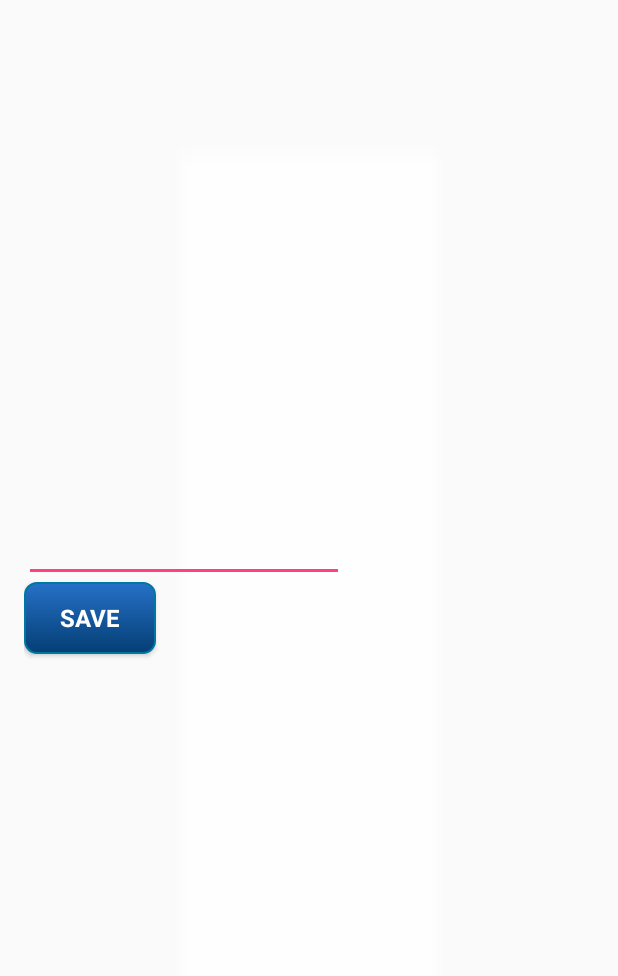
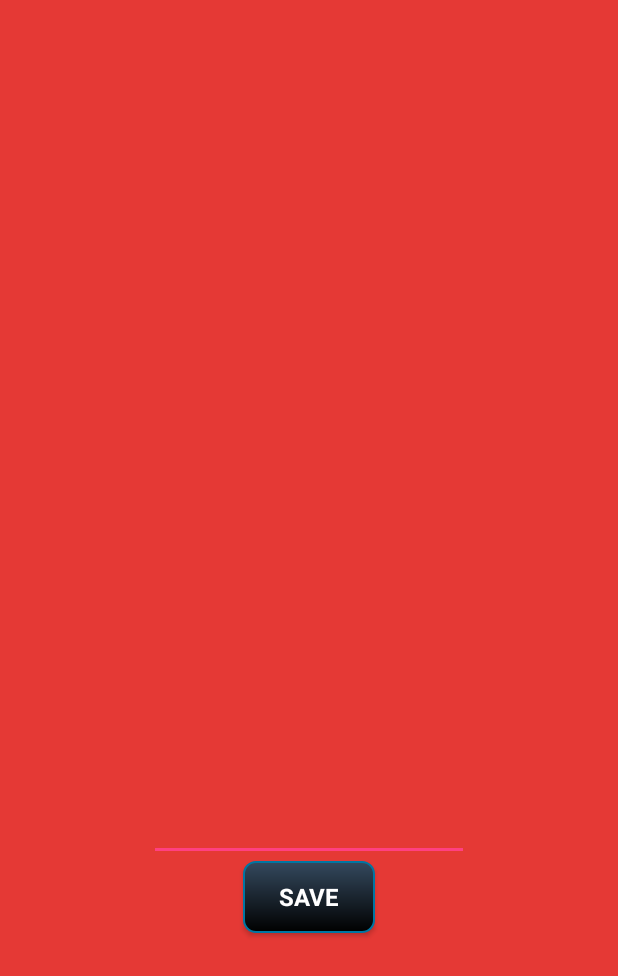
Before and after one commit to SpoorthyB/Alisto, an Android app: the screen it shows after launch (EditItemActivity), after a tap on an icon or button, on a phone screen of 412 x 824 dp. Shown: the top 976 px of the screen. Run offline under Robolectric (Android 15) with nearby library versions, the phone set to English and light mode, and no system bars; libraries missing offline, so code that uses them is left out: com.activeandroid, com.activeandroid.annotation, com.activeandroid.query; 2 statements that could not run were skipped; 1 other tap on this screen came first.

Commit message:
writing to SQLite

```diff
--- a/app/build.gradle
+++ b/app/build.gradle
@@ -18,6 +18,11 @@ android {
         }
     }
 }
+repositories {
+    jcenter()
+    maven { url "https://oss.sonatype.org/content/repositories/snapshots/" }
+}
+
 
 dependencies {
     compile fileTree(dir: 'libs', include: ['*.jar'])
@@ -25,4 +30,5 @@ dependencies {
     compile 'com.android.support:appcompat-v7:24.0.0'
     compile 'com.android.support:design:24.0.0'
     compile 'commons-io:commons-io:2.4'
+    compile 'com.michaelpardo:activeandroid:3.1.0-SNAPSHOT'
 }
--- a/app/src/main/AndroidManifest.xml
+++ b/app/src/main/AndroidManifest.xml
@@ -3,11 +3,14 @@
     package="com.alisto.app.alisto">
 
     <application
+        android:name="com.activeandroid.app.Application"
         android:allowBackup="true"
         android:icon="@mipmap/ic_launcher"
         android:label="@string/app_name"
         android:supportsRtl="true"
         android:theme="@style/AppTheme">
+        <meta-data android:name="AA_DB_NAME" android:value="Todos.db" />
+        <meta-data android:name="AA_DB_VERSION" android:value="1" />
         <activity
             android:name=".MainActivity"
             android:label="@string/app_name"
--- a/app/src/main/java/com/alisto/app/alisto/EditItemActivity.java
+++ b/app/src/main/java/com/alisto/app/alisto/EditItemActivity.java
@@ -12,6 +12,7 @@ import android.widget.EditText;
 public class EditItemActivity extends AppCompatActivity {
 
     EditText etEditTodo;
+    String prevValue;
     @Override
     protected void onCreate(Bundle savedInstanceState) {
         super.onCreate(savedInstanceState);
@@ -19,8 +20,8 @@ public class EditItemActivity extends AppCompatActivity {
         Toolbar toolbar = (Toolbar) findViewById(R.id.toolbar);
         setSupportActionBar(toolbar);
         etEditTodo = (EditText)findViewById(R.id.etEditTodo);
-        String username = getIntent().getStringExtra("text");
-        etEditTodo.setText(username);
+        prevValue = getIntent().getStringExtra("text");
+        etEditTodo.setText(prevValue);
         etEditTodo.setSelection(etEditTodo.getText().length());
         Button btnEdit = (Button)findViewById(R.id.btnEdit);
         btnEdit.setOnClickListener(new OnClickListener() {
@@ -35,6 +36,7 @@ public class EditItemActivity extends AppCompatActivity {
         // Prepare data intent
         Intent data = new Intent();
         // Pass relevant data back as a result
+        data.putExtra("prevValue",prevValue);
         data.putExtra("editValue", etEditTodo.getText().toString());
         data.putExtra("code", 200); // ints work too
         data.putExtra("pos",getIntent().getIntExtra("position",-1));
--- a/app/src/main/java/com/alisto/app/alisto/MainActivity.java
+++ b/app/src/main/java/com/alisto/app/alisto/MainActivity.java
@@ -5,7 +5,6 @@ import android.content.Intent;
 import android.os.Bundle;
 import android.support.v7.app.AppCompatActivity;
 import android.support.v7.widget.Toolbar;
-import android.util.Log;
 import android.view.Menu;
 import android.view.MenuItem;
 import android.view.View;
@@ -14,11 +13,11 @@ import android.widget.ArrayAdapter;
 import android.widget.EditText;
 import android.widget.ListView;
 
-import org.apache.commons.io.FileUtils;
+import com.activeandroid.ActiveAndroid;
 
-import java.io.File;
-import java.io.IOException;
 import java.util.ArrayList;
+import java.util.Iterator;
+import java.util.List;
 
 public class MainActivity extends AppCompatActivity {
 
@@ -42,21 +41,23 @@ public class MainActivity extends AppCompatActivity {
         lvTodoList.setOnItemLongClickListener(new AdapterView.OnItemLongClickListener() {
             @Override
             public boolean onItemLongClick(AdapterView<?> adapterView, View view, int position, long id) {
+                String item = todoItems.get(position);
                 todoItems.remove(position);
                 itemsAdapter.notifyDataSetChanged();
-                writeItems();
+                deleteModelData(item);
                 return true;
             }
         });
         lvTodoList.setOnItemClickListener(new AdapterView.OnItemClickListener() {
             @Override
             public void onItemClick(AdapterView<?> adapterView, View view, int i, long l) {
-                Intent in = new Intent(MainActivity.this,EditItemActivity.class);
-                in.putExtra("position",i);
-                in.putExtra("text",lvTodoList.getItemAtPosition(i).toString());
+                Intent in = new Intent(MainActivity.this, EditItemActivity.class);
+                in.putExtra("position", i);
+                in.putExtra("text", lvTodoList.getItemAtPosition(i).toString());
                 startActivityForResult(in, REQUEST_CODE);
             }
         });
+        ActiveAndroid.initialize(this);
     }
     public void populateArrayItems(){
         readitems();
@@ -64,26 +65,37 @@ public class MainActivity extends AppCompatActivity {
     }
 
     private void readitems(){
-        File filesDir = getFilesDir();
-        File file = new File(filesDir,"todo.txt");
-        try{
-            todoItems = new ArrayList<String>(FileUtils.readLines(file));
+
+        TodoModel todos = new TodoModel();
+        todoItems = new ArrayList<String>();
+        List<TodoModel> queryResult = todos.getAll();
+        Iterator<TodoModel> iter = queryResult.iterator();
+        while(iter.hasNext()) {
+            todoItems.add((iter.next()).description.toString());
         }
-        catch(IOException e){
-            todoItems = new ArrayList<String>();
-            Log.d(String.valueOf(e),"readin items");
+
+    }
+
+    private void setModelData(){
+        TodoModel todos = new TodoModel();
+
+        for (String todo:todoItems) {
+            todos.description = todo;
+            todos.save();
         }
     }
-    private void writeItems(){
-        File filesDir = getFilesDir();
-        File file = new File(filesDir,"todo.txt");
-        try{
-            FileUtils.writeLines(file,todoItems);
-        }
-        catch(IOException e){
-            e.printStackTrace();
-        }
 
+    private void updateModelData(String prevValue, String desc){
+
+        TodoModel todos = new TodoModel();
+        TodoModel result = todos.findRowdesc(prevValue);
+        result.description = desc;
+        result.save();
+    }
+
+    private void deleteModelData(String desc){
+        TodoModel todos = new TodoModel();
+        todos.deleteItemDesc(desc);
     }
 
     @Override
@@ -93,9 +105,10 @@ public class MainActivity extends AppCompatActivity {
             // Extract name value from result extras
             String editValue = data.getExtras().getString("editValue");
             int pos = data.getExtras().getInt("pos");
-            todoItems.set(pos,editValue);
+            todoItems.set(pos, editValue);
             itemsAdapter.notifyDataSetChanged();
-            writeItems();
+            String prevValue = data.getExtras().getString("prevValue");
+            updateModelData(prevValue, editValue);
         }
     }
 
@@ -122,8 +135,10 @@ public class MainActivity extends AppCompatActivity {
     }
 
     public void onAddItem(View view) {
-        itemsAdapter.add(etEditText.getText().toString());
-        etEditText.setText("");
-        writeItems();
+        if(etEditText.getText().toString()!="") {
+            itemsAdapter.add(etEditText.getText().toString());
+            etEditText.setText("");
+            setModelData();
+        }
     }
 }
--- /dev/null
+++ b/app/src/main/java/com/alisto/app/alisto/TodoModel.java
@@ -0,0 +1,47 @@
+package com.alisto.app.alisto;
+
+import com.activeandroid.Model;
+import com.activeandroid.annotation.Column;
+import com.activeandroid.annotation.Table;
+import com.activeandroid.query.Delete;
+import com.activeandroid.query.Select;
+
+import java.util.Date;
+import java.util.List;
+
+/**
+ * Created by Spoorthy on 9/20/2016.
+ */
+@Table(name="TodoItem")
+public class TodoModel extends Model{
+
+    @Column(name="item_description")
+    public String description;
+    @Column(name="priority")
+    public String priority;
+    @Column(name="due_date")
+    public Date dueDate;
+
+    public TodoModel(){
+        super();
+    }
+
+    public TodoModel(String description, String priority, Date dueDate){
+        super();
+        this.description = description;
+        this.priority = priority;
+        this.dueDate = dueDate;
+    }
+    public List<TodoModel> getAll()
+    {
+        return new Select().from(TodoModel.class).execute();
+    }
+
+    public TodoModel findRowdesc(String desc){
+        return new Select().from(TodoModel.class).where("item_description = ?",desc).executeSingle();
+    }
+    public void deleteItemDesc(String desc){
+        new Delete().from(TodoModel.class).where("item_description = ?", desc).execute();
+    }
+
+}
--- a/app/src/main/res/drawable/nice_button_enabled.xml
+++ b/app/src/main/res/drawable/nice_button_enabled.xml
@@ -1,8 +1,8 @@
 <?xml version="1.0" encoding="utf-8"?>
 <shape xmlns:android="http://schemas.android.com/apk/res/android" android:shape="rectangle">
     <gradient
-        android:startColor="#043e74"
-        android:endColor="#2671c7"
+        android:startColor="#000000"
+        android:endColor="#34495e"
         android:angle="90"/>
     <padding android:left="15dp"
         android:top="1dp"
--- a/app/src/main/res/layout/activity_edit_item.xml
+++ b/app/src/main/res/layout/activity_edit_item.xml
@@ -9,7 +9,7 @@
     android:paddingRight="@dimen/activity_horizontal_margin"
     android:paddingTop="@dimen/activity_vertical_margin"
     app:layout_behavior="@string/appbar_scrolling_view_behavior"
-    android:background="@drawable/bg_main_activity"
+    android:background="#e53935"
     android:fitsSystemWindows="true"
     tools:context="com.alisto.app.alisto.EditItemActivity">
 
@@ -28,8 +28,7 @@
         android:ems="10"
         android:id="@+id/etEditTodo"
         android:layout_above="@+id/btnEdit"
-        android:layout_alignParentLeft="true"
-        android:layout_alignParentStart="true" />
+        android:layout_centerHorizontal="true" />
 
     <Button
         android:layout_width="wrap_content"
@@ -37,8 +36,8 @@
         android:text="@string/edit_button"
         android:id="@+id/btnEdit"
         style="@style/NiceButton"
-        android:layout_centerVertical="true"
-        android:layout_alignParentLeft="true"
-        android:layout_alignParentStart="true" />
+        android:layout_alignParentBottom="true"
+        android:layout_centerHorizontal="true"
+        android:layout_marginBottom="186dp" />
 
 </RelativeLayout>
--- a/app/src/main/res/layout/activity_main.xml
+++ b/app/src/main/res/layout/activity_main.xml
@@ -5,7 +5,7 @@
     android:layout_width="match_parent"
     android:layout_height="match_parent"
     android:fitsSystemWindows="true"
-    android:background="@drawable/bg_main_activity"
+    android:background="#e53935"
     tools:context="com.alisto.app.alisto.MainActivity">
 
     <android.support.design.widget.AppBarLayout
--- a/app/src/main/res/values/colors.xml
+++ b/app/src/main/res/values/colors.xml
@@ -3,4 +3,5 @@
     <color name="colorPrimary">#3F51B5</color>
     <color name="colorPrimaryDark">#303F9F</color>
     <color name="colorAccent">#FF4081</color>
+    <color name="faltGrey">#6d4c41</color>
 </resources>
--- a/app/src/main/res/values/styles.xml
+++ b/app/src/main/res/values/styles.xml
@@ -4,7 +4,7 @@
     <style name="AppTheme" parent="Theme.AppCompat.Light.DarkActionBar">
         <!-- Customize your theme here. -->
         <item name="colorPrimary">@color/colorPrimary</item>
-        <item name="colorPrimaryDark">@color/colorPrimaryDark</item>
+        <item name="colorPrimaryDark">@color/faltGrey</item>
         <item name="colorAccent">@color/colorAccent</item>
         <item name="android:textColorPrimary">#fcfafc</item>
     </style>
```
Also changed, not shown: 2 other files.
